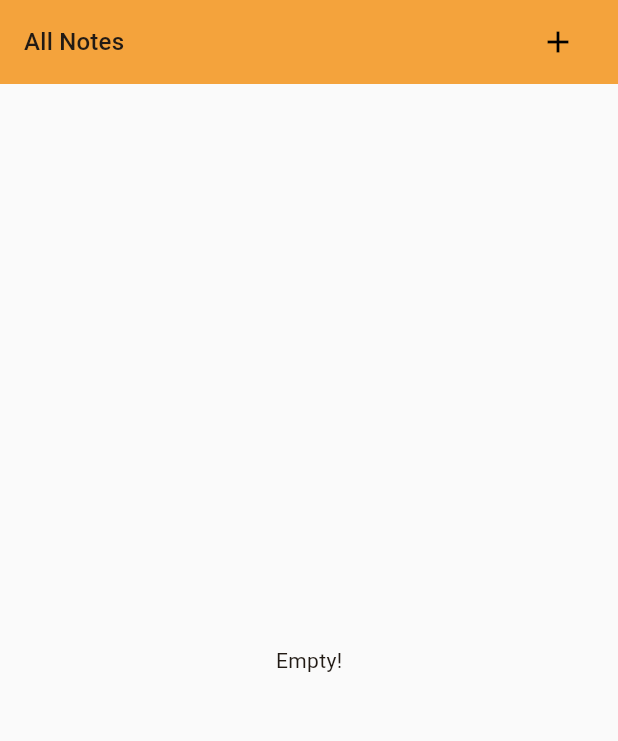
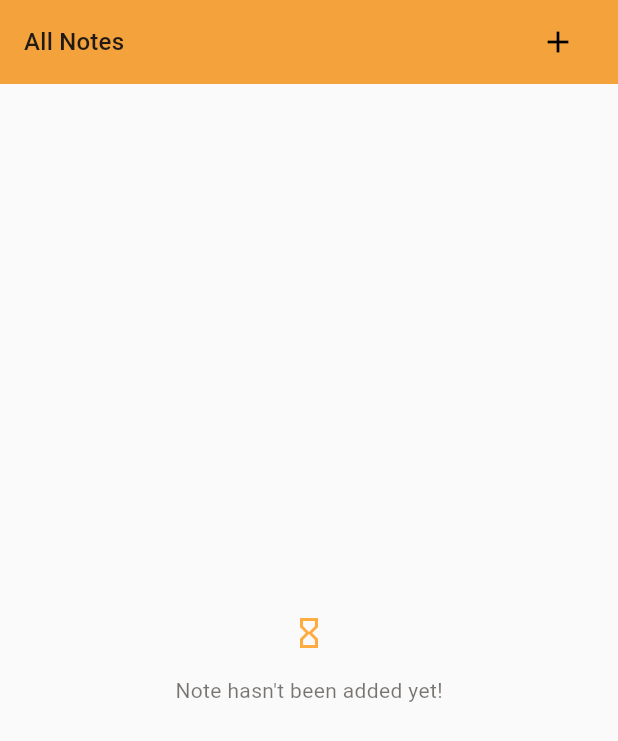
Before and after one commit to BishalTamangDev/keepnote, a Flutter app: the screen it shows after launch, on a phone screen of 412 x 824 dp. Shown: the top 741 px of the screen. Run offline on Flutter 3.47's test engine with Material 3 defaults, Android fonts, the phone set to English and light mode, and no system bars; our stand-ins replace dartz, go_router, lottie, sqflite; accounts and stored records are empty.

```diff
--- a/lib/config/routes/app_routes.dart
+++ b/lib/config/routes/app_routes.dart
@@ -2,7 +2,7 @@ import 'package:go_router/go_router.dart';
 import 'package:keepnote/config/page_transition/page_transitions.dart';
 import 'package:keepnote/domain/entities/note_entity.dart';
 import 'package:keepnote/presentation/pages/add_page.dart';
-import 'package:keepnote/presentation/pages/error_page.dart';
+import 'package:keepnote/presentation/pages/page_not_found_page.dart';
 import 'package:keepnote/presentation/pages/home_page.dart';
 import 'package:keepnote/presentation/pages/view_page.dart';
 
@@ -23,7 +23,7 @@ class AppRouter {
         path: '/note',
         pageBuilder: (context, state) {
           return CustomTransitionPage(
-            child: ErrorPage(),
+            child: PageNotFoundPage(),
             transitionsBuilder: PageTransitions.immediateTransition,
           );
         },
@@ -60,6 +60,6 @@ class AppRouter {
         ],
       ),
     ],
-    errorBuilder: (context, state) => ErrorPage(),
+    errorBuilder: (context, state) => PageNotFoundPage(),
   );
 }
--- /dev/null
+++ b/lib/presentation/pages/empty_page.dart
@@ -0,0 +1,28 @@
+import 'package:flutter/material.dart';
+
+class EmptyPage extends StatefulWidget {
+  const EmptyPage({super.key});
+
+  @override
+  State<EmptyPage> createState() => _EmptyPageState();
+}
+
+class _EmptyPageState extends State<EmptyPage> {
+  @override
+  Widget build(BuildContext context) {
+    return Center(
+      child: Column(
+        spacing: 16.0,
+        mainAxisSize: MainAxisSize.min,
+        children: [
+          Icon(
+            Icons.hourglass_empty_outlined,
+            size: 24.0,
+            color: Theme.of(context).colorScheme.primary,
+          ),
+          Opacity(opacity: 0.6, child: Text("Note hasn't been added yet!")),
+        ],
+      ),
+    );
+  }
+}
--- a/lib/presentation/pages/home_page.dart
+++ b/lib/presentation/pages/home_page.dart
@@ -5,6 +5,8 @@ import 'package:keepnote/core/error/failures/app_failure.dart';
 import 'package:keepnote/data/models/note_model.dart';
 import 'package:keepnote/data/repositories/note_repository_impl.dart';
 import 'package:keepnote/domain/usecases/get_all_notes_usecase.dart';
+import 'package:keepnote/presentation/pages/empty_page.dart';
+import 'package:keepnote/presentation/pages/error_page.dart';
 import 'package:keepnote/presentation/pages/loading_page.dart';
 import 'package:keepnote/presentation/widgets/note_widget.dart';
 
@@ -72,15 +74,15 @@ class _HomePageState extends State<HomePage> {
         builder: (context, snapshot) {
           if (snapshot.connectionState == ConnectionState.done) {
             if (snapshot.hasError) {
-              return Text("Error occurred!");
+              return ErrorPage(error: snapshot.error.toString());
             } else {
               return snapshot.data!.fold(
                 (failure) {
-                  return Center(child: Text(failure.message));
+                  return ErrorPage(error: failure.message);
                 },
                 (data) {
                   if (data.isEmpty) {
-                    return Center(child: Text("Empty!"));
+                    return EmptyPage();
                   } else {
                     return SingleChildScrollView(
                       physics: const BouncingScrollPhysics(),
--- a/pubspec.yaml
+++ b/pubspec.yaml
@@ -15,7 +15,6 @@ dependencies:
   cupertino_icons: ^1.0.8
   flutter_launcher_icons: ^0.14.3
   go_router: ^14.8.1
-  shared_preferences: ^2.5.2
   lottie: ^3.3.1
   sqflite: ^2.4.2
   path: ^1.9.1
```
Also changed, not shown: lib/presentation/pages/error_page.dart (+14 -20 lines), lib/presentation/pages/page_not_found_page.dart (added, +30 -0 lines), pubspec.lock, 1 other file.
